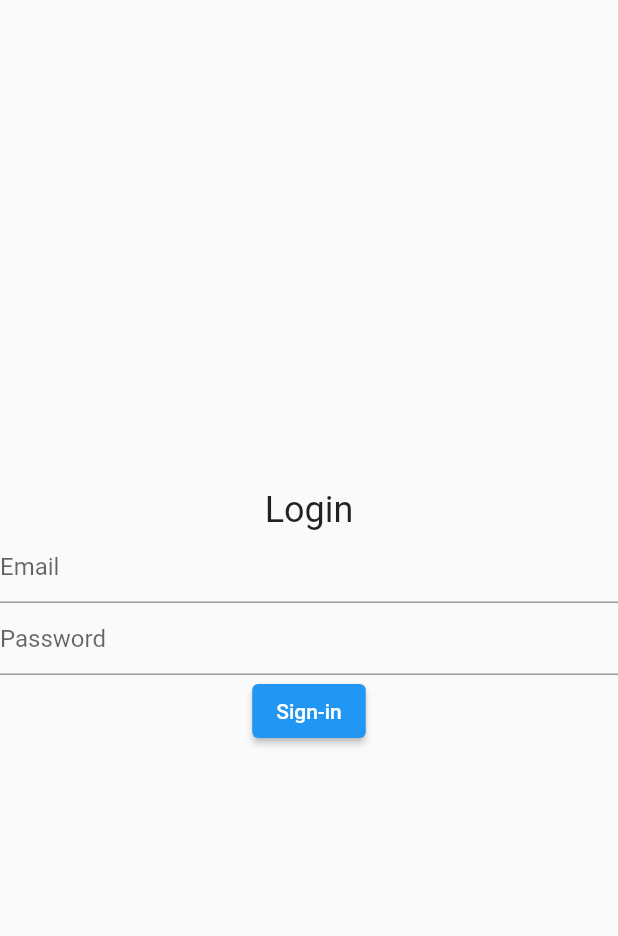
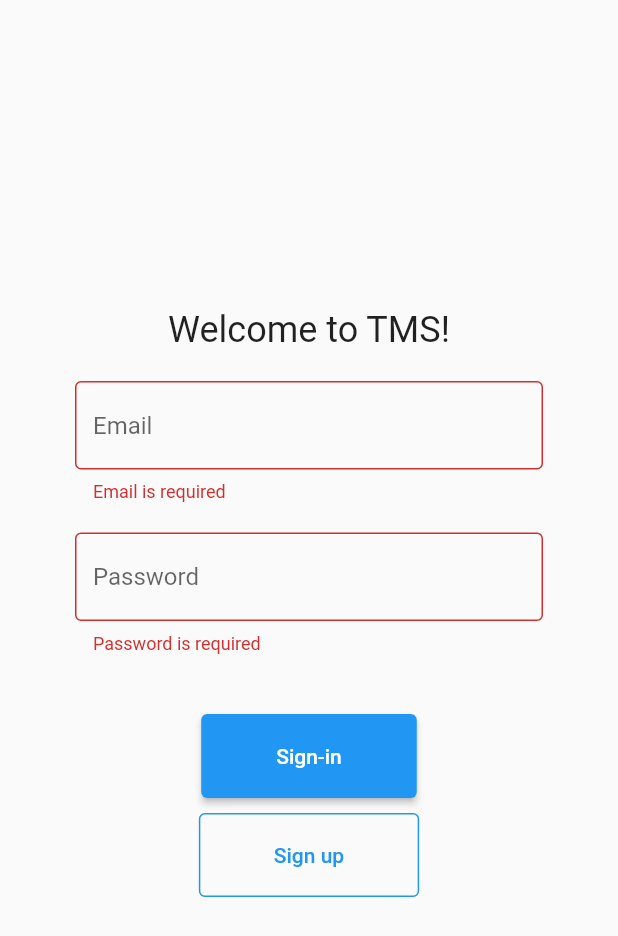
Before and after one commit to nekorush14/tms-flutter-practice, a Flutter app: the screen it shows after launch, after a tap on "Sign-in", on a phone screen of 412 x 824 dp. Shown: the top 936 px of the screen. Run offline on Flutter 3.47's test engine with Material 2 defaults, Android fonts, the phone set to English and light mode, and no system bars; our stand-ins replace firebase_auth, firebase_core, flutter_riverpod, hooks_riverpod; accounts and stored records are empty.

Commit message:
Update  page design of login page

```diff
--- /dev/null
+++ b/lib/res/strings/login.dart
@@ -0,0 +1,28 @@
+// Displaying texts
+/// Welcome message for login page
+const String welcomeMessage = "Welcome to TMS!";
+
+/// Hint of Email input field for Login page
+const String emailHintText = "Email";
+
+/// Hint of Password input field  for Login page
+const String passwordHintText = "Password";
+
+// Button label
+/// Sign in button label
+const String loginButtonLabel = "Sign-in";
+
+/// Sign up button label
+const String signUpButtonLabel = "Sign up";
+
+// Validation message
+/// Validation message of Email input field for Login page
+const String emailValidateMsg = "Email is required";
+
+/// Validation message of Password input field for Login page
+const String passWordValidateMsg = "Password is required";
+
+/// Validation message of Password format
+///
+/// For validateing whether inputed email address includes "@" mark
+const String passwordFormatValidateMsg = "Email must have '@'";
--- a/lib/view_models/login_page_view_model.dart
+++ b/lib/view_models/login_page_view_model.dart
@@ -1,14 +1,28 @@
 import 'package:flutter/material.dart';
 import 'package:flutter_riverpod/flutter_riverpod.dart';
+import 'package:tms/controllers/authentication_contorller.dart';
 import 'package:tms/providers/login_page_provider.dart';
 
-class LoginPageViewModel {
+class LoginPageViewModel extends ChangeNotifier {
+  final _formKey = GlobalKey<FormState>();
 
+  get formKey => _formKey;
+
+  /// Update Email prvider state with user inputed [email] address at called [context].
   void updateEmail(BuildContext context, String email) {
     context.read(emailProvider).state = email;
   }
 
-  void updatePassword(BuildContext context, String pass) {
-    context.read(passwordProvider).state = pass;
+  /// Update Password prvider state with user inputed [password] at called [context].
+  void updatePassword(BuildContext context, String password) {
+    context.read(passwordProvider).state = password;
+  }
+
+  /// Sign in to the system with valid formated [email] address and [password].
+  void signIn(AuthenticationContorller _auth, String email, String password) {
+    if (this._formKey.currentState!.validate()) {
+      this._formKey.currentState!.save();
+      _auth.signIn(email: email, password: password);
+    }
   }
 }
--- a/lib/views/login_page.dart
+++ b/lib/views/login_page.dart
@@ -4,44 +4,111 @@ import 'package:tms/controllers/authentication_contorller.dart';
 import 'package:tms/providers/auth_provider.dart';
 import 'package:tms/providers/login_page_provider.dart';
 import 'package:tms/view_models/login_page_view_model.dart';
+import 'package:tms/res/strings/login.dart';
 
 class LoginPage extends ConsumerWidget {
-  final _viewModel = LoginPageViewModel();
+  final LoginPageViewModel _viewModel = LoginPageViewModel();
 
   @override
   Widget build(BuildContext context, ScopedReader watch) {
     final String email = watch(emailProvider).state;
-    final String pass = watch(passwordProvider).state;
+    final String password = watch(passwordProvider).state;
     final AuthenticationContorller _auth = watch(authServicesProvider);
 
     return Scaffold(
-      body: Column(
+      body: Form(
+        key: _viewModel.formKey,
+        child: Column(
           mainAxisAlignment: MainAxisAlignment.center,
           children: [
-          Text(
-            'Login',
+            Container(
+              child: Text(
+                welcomeMessage,
                 style: TextStyle(
                   fontSize: 24,
                 ),
               ),
-          TextField(
-            onChanged: (value) => _viewModel.updateEmail(context, value),
+            ),
+            Container(
+              child: TextFormField(
+                // onChanged: (value) => _viewModel.updateEmail(context, value),
                 decoration: InputDecoration(
-              hintText: 'Email',
+                  hintText: emailHintText,
+                  border: OutlineInputBorder(),
+                ),
+                validator: (String? value) {
+                  if (value != null && value.isEmpty) {
+                    return emailValidateMsg;
+                  } else if (value != null && value.contains('@') == false) {
+                    return passwordFormatValidateMsg;
+                  } else {
+                    return null;
+                  }
+                },
+                onSaved: (String? value) {
+                  if (value != null) {
+                    _viewModel.updateEmail(context, value);
+                  }
+                },
+              ),
+              padding: EdgeInsets.fromLTRB(50, 20, 50, 0),
+              alignment: Alignment.center,
+            ),
+            Container(
+              child: TextFormField(
+                // onChanged: (value) => _viewModel.updatePassword(context, value),
+                obscureText: true,
+                decoration: InputDecoration(
+                  hintText: passwordHintText,
+                  border: OutlineInputBorder(),
+                ),
+                validator: (String? value) {
+                  if (value != null && value.isEmpty) {
+                    return passWordValidateMsg;
+                  } else {
+                    return null;
+                  }
+                },
+                onSaved: (String? value) {
+                  if (value != null) {
+                    _viewModel.updatePassword(context, value);
+                  }
+                },
+              ),
+              padding: EdgeInsets.fromLTRB(50, 20, 50, 20),
+              alignment: Alignment.center,
+            ),
+            Container(
+              child: ElevatedButton(
+                onPressed: () => _viewModel.signIn(_auth, email, password),
+                child: Text(
+                  loginButtonLabel,
+                ),
+                style: ElevatedButton.styleFrom(
+                  padding: EdgeInsets.symmetric(horizontal: 50, vertical: 20),
                 ),
               ),
-          TextField(
-            onChanged: (value) => _viewModel.updatePassword(context, value),
-            obscureText: true,
-            decoration: InputDecoration(
-              hintText: 'Password',
+              padding: EdgeInsets.fromLTRB(50, 20, 50, 5),
+            ),
+            Container(
+              alignment: Alignment.center,
+              child: OutlinedButton(
+                onPressed: () => _auth.signUp(email: email, password: password),
+                child: Text(
+                  signUpButtonLabel,
+                  style: TextStyle(
+                    color: Colors.blue,
                   ),
                 ),
-          ElevatedButton(
-            onPressed: () => _auth.signIn(email: email, password: pass),
-            child: Text('Sign-in'),
+                style: OutlinedButton.styleFrom(
+                  padding: EdgeInsets.symmetric(horizontal: 50, vertical: 20),
+                  side: BorderSide(width: 1, color: Colors.blue),
+                ),
+              ),
+              padding: EdgeInsets.fromLTRB(50, 5, 50, 20),
             ),
           ],
+        ),
       ),
     );
   }
```
Lines whose indentation alone changed are shown as unchanged.
